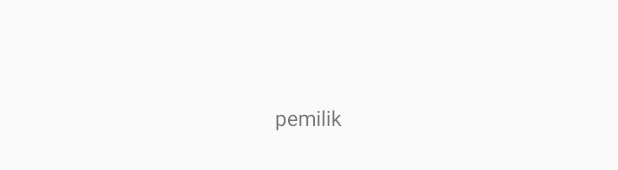
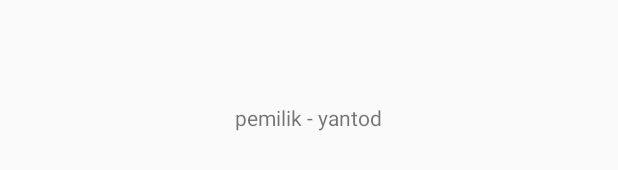
Before and after one commit to Madeean/BigBoss, an Android app: the layout activity_pemilik_home.xml on its own in the app's theme, with its tools: preview values and no code run, on a phone screen of 412 x 824 dp. Shown: the part 500-670 px from the top of the screen. Run offline under Robolectric (Android 15) with nearby library versions, the phone set to English and light mode, and no system bars.

Commit message:
edit text pemilik home -yanto

```diff
--- a/app/src/main/res/layout/activity_pemilik_home.xml
+++ b/app/src/main/res/layout/activity_pemilik_home.xml
@@ -10,6 +10,6 @@
         android:layout_width="wrap_content"
         android:layout_height="wrap_content"
         android:layout_centerInParent="true"
-        android:text="pemilik"/>
+        android:text="pemilik - yantod"/>
 
 </RelativeLayout>
```
